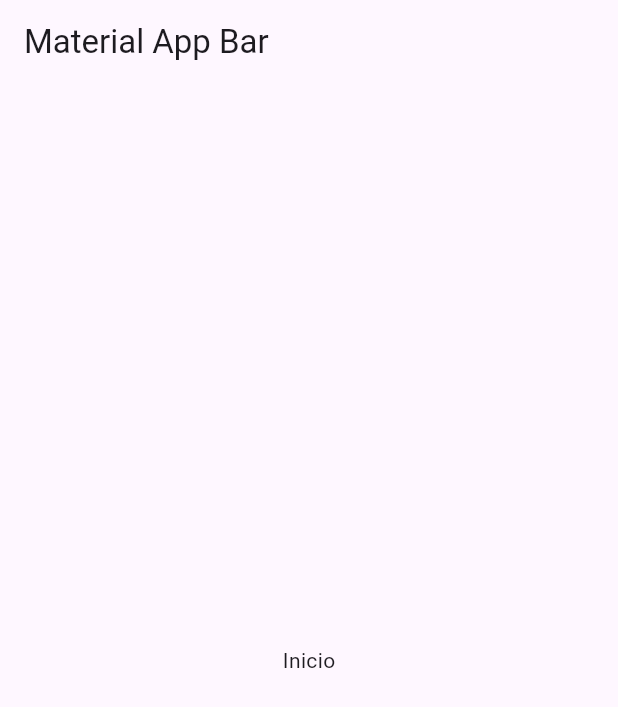
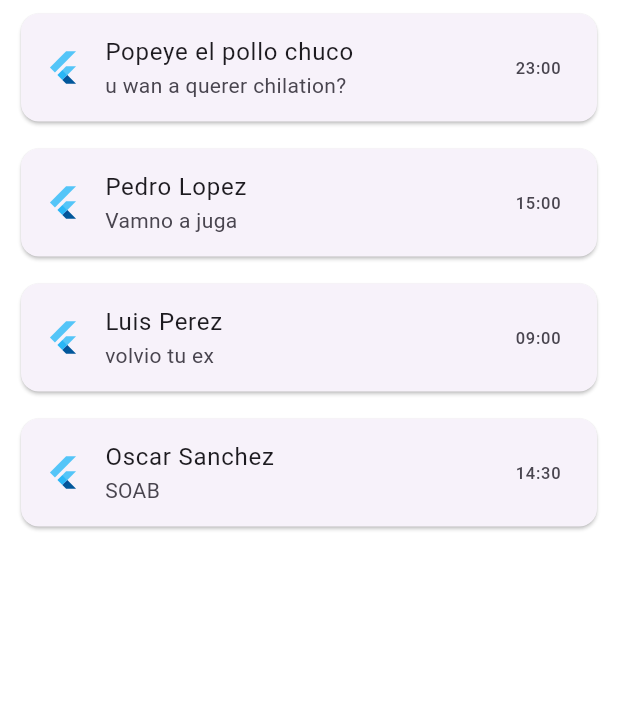
Before and after one commit to FernandoZuniga97/tsr, a Flutter app: the screen it shows after launch, after a tap on "iniciar sesion", on a phone screen of 412 x 824 dp. Shown: the top 707 px of the screen. Run offline on Flutter 3.47's test engine with Material 3 defaults, Android fonts, the light colour scheme and no system bars.

Commit message:
Se añadio en start chats base sin personalizacion

```diff
--- a/hakuna_matata/lib/pages/start.dart
+++ b/hakuna_matata/lib/pages/start.dart
@@ -4,16 +4,80 @@ import 'package:flutter/material.dart';
 class Start extends StatelessWidget {
   const Start({super.key,});
 
+static const List<Map<String, dynamic>> chats = [
+    {
+      "nombre": "Popeye el pollo chuco",
+      "mensaje": "u wan a querer chilation?",
+      "hora": "23:00",
+      "foto":
+          FlutterLogo(),
+    },
+    {
+      "nombre": "Pedro Lopez",
+      "mensaje": "Vamno a juga",
+      "hora": "15:00",
+      "foto": FlutterLogo(),
+    },
+    {
+      "nombre": "Luis Perez",
+      "mensaje": "volvio tu ex",
+      "hora": "09:00",
+      "foto": FlutterLogo(),
+    },
+    {
+      "nombre": "Oscar Sanchez",
+      "mensaje": "SOAB",
+      "hora": "14:30",
+      "foto": FlutterLogo(),
+    },
+  ];
+
   @override
   Widget build(BuildContext context) {
-    return MaterialApp(
-      title: 'Material App',
-      home: Scaffold(
-        appBar: AppBar(
-          title: const Text('Material App Bar'),
-        ),
-        body: const Center(
-          child: Text('Inicio'),
+    return ListView.builder(
+      itemCount: chats.length,
+      itemBuilder: (context, index) {
+        if (chats.isEmpty) {
+          return const Center(
+            child: Text('No hay chats'),
+          );
+        }
+
+        return ItemChat(
+          nombre: chats[index]['nombre']!,
+          mensaje: chats[index]['mensaje']!,
+          hora: chats[index]['hora']!,
+          foto: chats[index]['foto'],
+        );
+      },
+    );
+  }
+}
+
+class ItemChat extends StatelessWidget {
+  const ItemChat({
+    super.key,
+    required this.nombre,
+    required this.mensaje,
+    required this.hora,
+    required this.foto,
+  });
+
+  final String nombre;
+  final String mensaje;
+  final String hora;
+  final Widget foto;
+
+  @override
+  Widget build(BuildContext context) {
+    return Padding(
+      padding: const EdgeInsets.symmetric(horizontal: 10.0, vertical: 5.0),
+      child: Card(
+        child: ListTile(
+          title: Text(nombre),
+          subtitle: Text(mensaje),
+          leading: foto,
+          trailing: Text(hora),
         ),
       ),
     );
```
